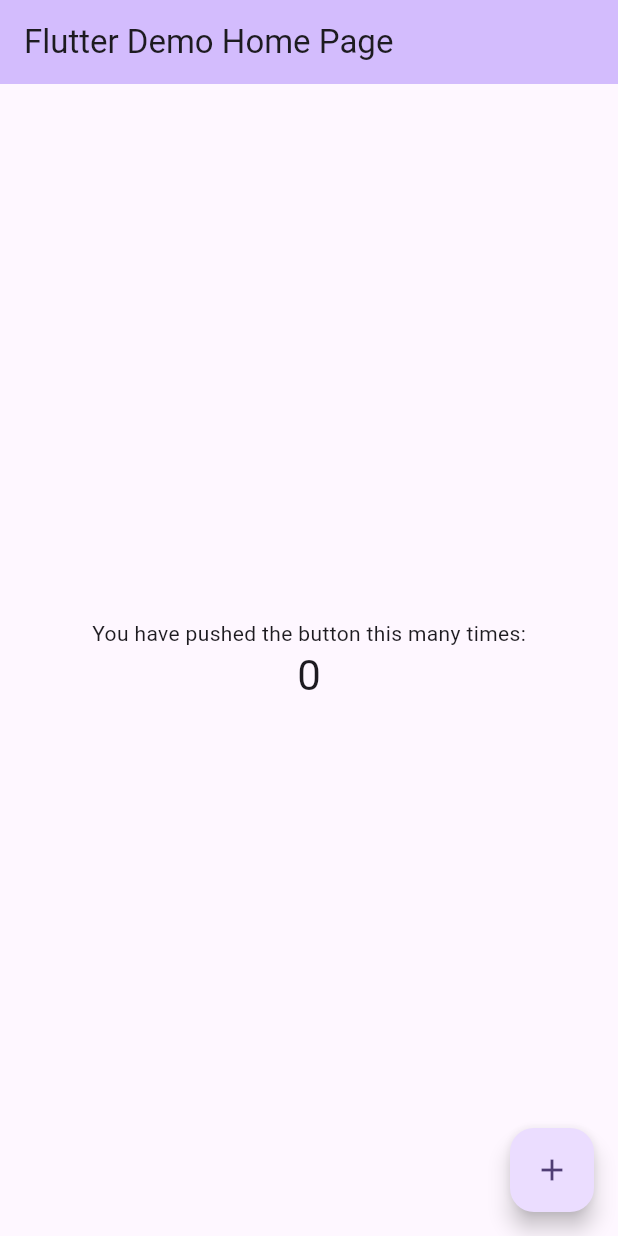
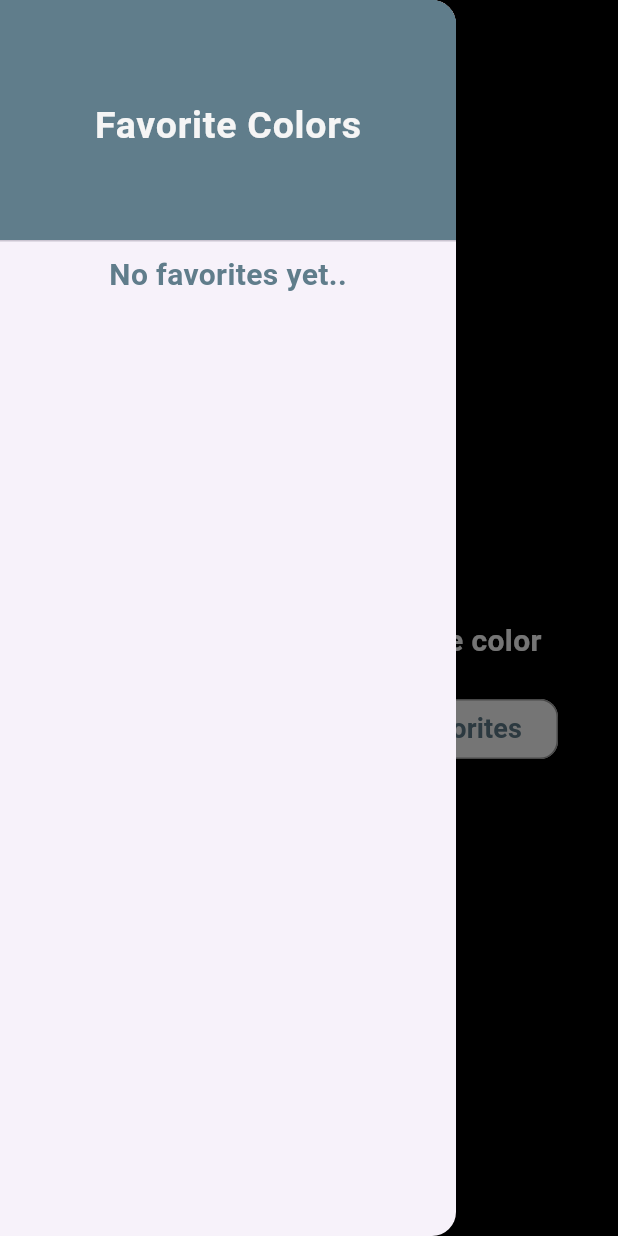
Before and after one commit to Youmna-Refaat/ColorGeneratorAPP, a Flutter app: the screen it shows after launch, with the side drawer open (before the commit the screen has no drawer), on a phone screen of 412 x 824 dp. Run offline on Flutter 3.47's test engine with Material 3 defaults, Android fonts, the phone set to English and light mode, and no system bars.

Commit message:
Color Generator App

```diff
--- a/lib/main.dart
+++ b/lib/main.dart
@@ -1,3 +1,5 @@
+import 'package:colorgeneratorapp/screens/home_screen.dart';
+import 'package:colorgeneratorapp/screens/splash_screen.dart';
 import 'package:flutter/material.dart';
 
 void main() {
@@ -7,116 +9,16 @@ void main() {
 class MyApp extends StatelessWidget {
   const MyApp({super.key});
 
-  // This widget is the root of your application.
   @override
   Widget build(BuildContext context) {
     return MaterialApp(
-      title: 'Flutter Demo',
-      theme: ThemeData(
-        // This is the theme of your application.
-        //
-        // TRY THIS: Try running your application with "flutter run". You'll see
-        // the application has a purple toolbar. Then, without quitting the app,
-        // try changing the seedColor in the colorScheme below to Colors.green
-        // and then invoke "hot reload" (save your changes or press the "hot
-        // reload" button in a Flutter-supported IDE, or press "r" if you used
-        // the command line to start the app).
-        //
-        // Notice that the counter didn't reset back to zero; the application
-        // state is not lost during the reload. To reset the state, use hot
-        // restart instead.
-        //
-        // This works for code too, not just values: Most code changes can be
-        // tested with just a hot reload.
-        colorScheme: ColorScheme.fromSeed(seedColor: Colors.deepPurple),
-      ),
-      home: const MyHomePage(title: 'Flutter Demo Home Page'),
+      debugShowCheckedModeBanner: false,
+      initialRoute: SplashScreen.routeName,
+      routes: {
+        SplashScreen.routeName: (_) => const SplashScreen(),
+        HomeScreen.routeName: (_) => const HomeScreen(),
+      },
+      home: const SplashScreen(),
     );
   }
 }
-
-class MyHomePage extends StatefulWidget {
-  const MyHomePage({super.key, required this.title});
-
-  // This widget is the home page of your application. It is stateful, meaning
-  // that it has a State object (defined below) that contains fields that affect
-  // how it looks.
-
-  // This class is the configuration for the state. It holds the values (in this
-  // case the title) provided by the parent (in this case the App widget) and
-  // used by the build method of the State. Fields in a Widget subclass are
-  // always marked "final".
-
-  final String title;
-
-  @override
-  State<MyHomePage> createState() => _MyHomePageState();
-}
-
-class _MyHomePageState extends State<MyHomePage> {
-  int _counter = 0;
-
-  void _incrementCounter() {
-    setState(() {
-      // This call to setState tells the Flutter framework that something has
-      // changed in this State, which causes it to rerun the build method below
-      // so that the display can reflect the updated values. If we changed
-      // _counter without calling setState(), then the build method would not be
-      // called again, and so nothing would appear to happen.
-      _counter++;
-    });
-  }
-
-  @override
-  Widget build(BuildContext context) {
-    // This method is rerun every time setState is called, for instance as done
-    // by the _incrementCounter method above.
-    //
-    // The Flutter framework has been optimized to make rerunning build methods
-    // fast, so that you can just rebuild anything that needs updating rather
-    // than having to individually change instances of widgets.
-    return Scaffold(
-      appBar: AppBar(
-        // TRY THIS: Try changing the color here to a specific color (to
-        // Colors.amber, perhaps?) and trigger a hot reload to see the AppBar
-        // change color while the other colors stay the same.
-        backgroundColor: Theme.of(context).colorScheme.inversePrimary,
-        // Here we take the value from the MyHomePage object that was created by
-        // the App.build method, and use it to set our appbar title.
-        title: Text(widget.title),
-      ),
-      body: Center(
-        // Center is a layout widget. It takes a single child and positions it
-        // in the middle of the parent.
-        child: Column(
-          // Column is also a layout widget. It takes a list of children and
-          // arranges them vertically. By default, it sizes itself to fit its
-          // children horizontally, and tries to be as tall as its parent.
-          //
-          // Column has various properties to control how it sizes itself and
-          // how it positions its children. Here we use mainAxisAlignment to
-          // center the children vertically; the main axis here is the vertical
-          // axis because Columns are vertical (the cross axis would be
-          // horizontal).
-          //
-          // TRY THIS: Invoke "debug painting" (choose the "Toggle Debug Paint"
-          // action in the IDE, or press "p" in the console), to see the
-          // wireframe for each widget.
-          mainAxisAlignment: MainAxisAlignment.center,
-          children: <Widget>[
-            const Text('You have pushed the button this many times:'),
-            Text(
-              '$_counter',
-              style: Theme.of(context).textTheme.headlineMedium,
-            ),
-          ],
-        ),
-      ),
-      floatingActionButton: FloatingActionButton(
-        onPressed: _incrementCounter,
-        tooltip: 'Increment',
-        child: const Icon(Icons.add),
-      ), // This trailing comma makes auto-formatting nicer for build methods.
-    );
-  }
-}
--- /dev/null
+++ b/lib/screens/home_screen.dart
@@ -0,0 +1,116 @@
+import 'package:colorgeneratorapp/utils/colors_utils.dart';
+import 'package:colorgeneratorapp/widgets/custom_drawer.dart';
+import 'package:colorgeneratorapp/widgets/custom_elevated_button.dart';
+import 'package:flutter/material.dart';
+
+class HomeScreen extends StatefulWidget {
+  static const String routeName = "home_screen";
+
+  const HomeScreen({super.key});
+
+  @override
+  State<HomeScreen> createState() => _HomeScreenState();
+}
+
+class _HomeScreenState extends State<HomeScreen> {
+  final GlobalKey<ScaffoldState> scaffoldKey = GlobalKey<ScaffoldState>();
+  int currentColorCode = 0;
+  final List<Color> favoritesList = [];
+
+  void generateColor() {
+    setState(() {
+      currentColorCode = nextColorCode(currentColorCode);
+    });
+  }
+
+  void reset() {
+    setState(() {
+      currentColorCode = 0;
+      favoritesList.clear();
+    });
+  }
+
+  void addToFavorites() {
+    final currentColor = colorFromCode(currentColorCode);
+    if (favoritesList.contains(currentColor)) return;
+    {
+      setState(() {
+        favoritesList.add(currentColor);
+      });
+    }
+  }
+
+  @override
+  Widget build(BuildContext context) {
+    final currentColor = colorFromCode(currentColorCode);
+
+    return GestureDetector(
+      onTap: generateColor,
+      child: Scaffold(
+        key: scaffoldKey,
+        backgroundColor: currentColor,
+        drawer: CustomDrawer(
+          favoritesList: favoritesList,
+          onFavoriteColorSelected: (Color selectedColor) {
+            setState(() {
+              currentColorCode =
+                  ((selectedColor.r * 255).round() & 0xFF) << 16 |
+                  ((selectedColor.g * 255).round() & 0xFF) << 8 |
+                  ((selectedColor.b * 255).round() & 0xFF);
+            });
+          },
+        ),
+        appBar: AppBar(
+          backgroundColor: Colors.transparent,
+          leading: IconButton(
+            padding: const EdgeInsets.symmetric(horizontal: 20),
+            iconSize: 35,
+            onPressed: () {
+              scaffoldKey.currentState?.openDrawer();
+            },
+            icon: const Icon(Icons.favorite, color: Colors.white),
+          ),
+        ),
+        body: Align(
+          child: Padding(
+            padding: const EdgeInsets.symmetric(horizontal: 40),
+            child: Column(
+              mainAxisAlignment: MainAxisAlignment.center,
+              children: [
+                const Text(
+                  'Hello there..',
+                  style: TextStyle(
+                    fontSize: 30,
+                    fontWeight: FontWeight.bold,
+                    color: Colors.white,
+                  ),
+                ),
+                const Text(
+                  'Tap anywhere to change the color',
+                  style: TextStyle(
+                    fontSize: 20,
+                    fontWeight: FontWeight.bold,
+                    color: Colors.white,
+                  ),
+                ),
+                Padding(
+                  padding: const EdgeInsets.only(top: 20),
+                  child: Row(
+                    mainAxisAlignment: MainAxisAlignment.spaceBetween,
+                    children: [
+                      CustomElevatedButton(onPressed: reset, title: 'Reset'),
+                      CustomElevatedButton(
+                        onPressed: addToFavorites,
+                        title: 'Add to favorites',
+                      ),
+                    ],
+                  ),
+                ),
+              ],
+            ),
+          ),
+        ),
+      ),
+    );
+  }
+}
--- /dev/null
+++ b/lib/utils/colors_utils.dart
@@ -0,0 +1,23 @@
+import 'package:flutter/material.dart';
+
+Color colorFromCode(int code) {
+  const int alpha = 255;
+  final int r = (code >> 16) & 0xFF;
+  final int g = (code >> 8) & 0xFF;
+  final int b = code & 0xFF;
+
+  return Color.fromARGB(alpha, r, g, b);
+}
+
+// After comaparing between LCG(Linear Congruential Generator) and
+// Bit Manipulation Shuffle to avoid memory issues,i decided to use
+// LCG formula for pseudo-random generator to avoid repeated colors
+// where Bit Manipulation Shuffle can lead to repeated colors.
+int nextColorCode(int currentColor) {
+  // LCG formula (current * multiplier + increment) % modulus
+  const int multiplier = 1664525;
+  const int increment = 1013904223;
+  const int modulus = 16777216;
+
+  return (currentColor * multiplier + increment) % modulus;
+}
--- /dev/null
+++ b/lib/widgets/custom_drawer.dart
@@ -0,0 +1,81 @@
+import 'package:flutter/material.dart';
+
+class CustomDrawer extends StatelessWidget {
+  final List<Color> favoritesList;
+  final Function(Color) onFavoriteColorSelected;
+  const CustomDrawer({
+    required this.favoritesList,
+    required this.onFavoriteColorSelected,
+    super.key,
+  });
+
+  @override
+  Widget build(BuildContext context) {
+    return Drawer(
+      child: Column(
+        children: [
+          const DrawerHeader(
+            decoration: BoxDecoration(color: Colors.blueGrey),
+            child: Center(
+              child: Text(
+                'Favorite Colors',
+                style: TextStyle(
+                  color: Color(0xfff5f5f5),
+                  fontSize: 25,
+                  fontWeight: FontWeight.bold,
+                ),
+              ),
+            ),
+          ),
+          Expanded(
+            child: favoritesList.isEmpty
+                ? const Text(
+                    'No favorites yet..',
+                    style: TextStyle(
+                      fontSize: 20,
+                      color: Colors.blueGrey,
+                      fontWeight: FontWeight.w600,
+                    ),
+                  )
+                : ListView.builder(
+                    itemCount: favoritesList.length,
+                    itemBuilder: (context, index) {
+                      final color = favoritesList[index];
+                      final hex =
+                          '#${(color.r * 255).round().toRadixString(16).padLeft(2, '0').toUpperCase()}'
+                          '${(color.g * 255).round().toRadixString(16).padLeft(2, '0').toUpperCase()}'
+                          '${(color.b * 255).round().toRadixString(16).padLeft(2, '0').toUpperCase()}';
+
+                      return GestureDetector(
+                        onTap: () {
+                          onFavoriteColorSelected(color);
+                          Navigator.of(context).pop();
+                        },
+                        child: Container(
+                          height: 50,
+                          margin: const EdgeInsets.symmetric(
+                            horizontal: 12,
+                            vertical: 6,
+                          ),
+                          decoration: BoxDecoration(
+                            color: color,
+                            borderRadius: BorderRadius.circular(10),
+                          ),
+                          alignment: Alignment.center,
+                          child: Text(
+                            hex,
+                            style: const TextStyle(
+                              color: Color(0xfff5f5f5),
+                              fontWeight: FontWeight.bold,
+                            ),
+                          ),
+                        ),
+                      );
+                    },
+                  ),
+          ),
+        ],
+      ),
+    );
+  }
+}
--- /dev/null
+++ b/lib/widgets/custom_elevated_button.dart
@@ -0,0 +1,32 @@
+import 'package:flutter/material.dart';
+
+class CustomElevatedButton extends StatelessWidget {
+  final VoidCallback? onPressed;
+  final String title;
+  const CustomElevatedButton({
+    required this.onPressed,
+    required this.title,
+    super.key,
+  });
+
+  @override
+  Widget build(BuildContext context) {
+    return ElevatedButton(
+      onPressed: onPressed,
+      style: ElevatedButton.styleFrom(
+        backgroundColor: Colors.white,
+        minimumSize: Size(MediaQuery.of(context).size.width / 3, 40),
+        side: const BorderSide(color: Colors.grey),
+        shape: RoundedRectangleBorder(borderRadius: BorderRadius.circular(12)),
+      ),
+      child: Text(
+        title,
+        style: const TextStyle(
+          color: Colors.blueGrey,
+          fontWeight: FontWeight.bold,
+          fontSize: 18,
+        ),
+      ),
+    );
+  }
+}
```
Also changed, not shown: lib/screens/splash_screen.dart (added, +54 -0 lines), 1 other file.
